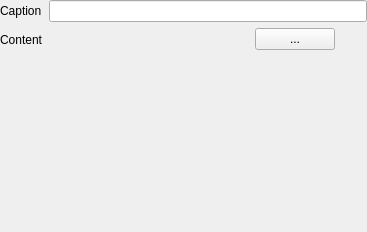
kingnak/GameGenerator, file GGEditor_src/ui/panes/ggcontenteditorpane.ui: the form before one commit.
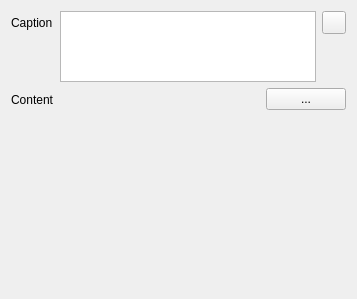
The form after the commit. Icons and pictures are not drawn.

What changed in the file:
```diff
--- a/GGEditor_src/ui/panes/ggcontenteditorpane.ui
+++ b/GGEditor_src/ui/panes/ggcontenteditorpane.ui
@@ -6,38 +6,62 @@
    <rect>
     <x>0</x>
     <y>0</y>
-    <width>367</width>
-    <height>232</height>
+    <width>354</width>
+    <height>299</height>
    </rect>
   </property>
   <property name="windowTitle">
    <string>Form</string>
   </property>
-  <layout class="QFormLayout" name="formLayout">
-   <property name="fieldGrowthPolicy">
-    <enum>QFormLayout::ExpandingFieldsGrow</enum>
-   </property>
-   <property name="margin">
-    <number>0</number>
-   </property>
-   <item row="1" column="0">
+  <layout class="QFormLayout" name="formLayout_2">
+   <item row="0" column="0">
     <widget class="QLabel" name="label">
      <property name="text">
       <string>Caption</string>
      </property>
     </widget>
    </item>
-   <item row="1" column="1">
-    <widget class="QLineEdit" name="txtCaption"/>
+   <item row="0" column="1">
+    <layout class="QFormLayout" name="formLayout">
+     <item row="0" column="0">
+      <widget class="QTextEdit" name="txtCaption">
+       <property name="undoRedoEnabled">
+        <bool>false</bool>
+       </property>
+       <property name="readOnly">
+        <bool>true</bool>
+       </property>
+       <property name="html">
+        <string notr="true">&lt;!DOCTYPE HTML PUBLIC &quot;-//W3C//DTD HTML 4.0//EN&quot; &quot;http://www.w3.org/TR/REC-html40/strict.dtd&quot;&gt;
+&lt;html&gt;&lt;head&gt;&lt;meta name=&quot;qrichtext&quot; content=&quot;1&quot; /&gt;&lt;style type=&quot;text/css&quot;&gt;
+p, li { white-space: pre-wrap; }
+&lt;/style&gt;&lt;/head&gt;&lt;body style=&quot; font-family:'MS Shell Dlg 2'; font-size:8.25pt; font-weight:400; font-style:normal;&quot;&gt;
+&lt;p style=&quot;-qt-paragraph-type:empty; margin-top:0px; margin-bottom:0px; margin-left:0px; margin-right:0px; -qt-block-indent:0; text-indent:0px;&quot;&gt;&lt;br /&gt;&lt;/p&gt;&lt;/body&gt;&lt;/html&gt;</string>
+       </property>
+      </widget>
+     </item>
+     <item row="0" column="1">
+      <widget class="QToolButton" name="btnEditCaption">
+       <property name="text">
+        <string notr="true"/>
+       </property>
+       <property name="icon">
+        <iconset>
+         <normalon>:/icons/edit</normalon>
+        </iconset>
+       </property>
+      </widget>
+     </item>
+    </layout>
    </item>
-   <item row="2" column="0">
+   <item row="1" column="0">
     <widget class="QLabel" name="label_2">
      <property name="text">
       <string>Content</string>
      </property>
     </widget>
    </item>
-   <item row="2" column="1">
+   <item row="1" column="1">
     <layout class="QHBoxLayout" name="horizontalLayout" stretch="0,0,0">
      <item>
       <widget class="QLabel" name="lblPreview">
```
